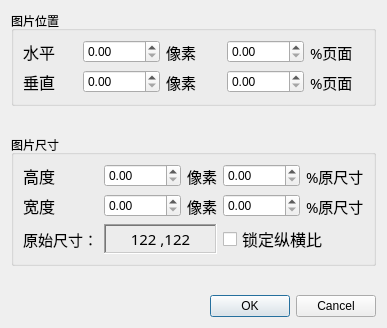
First picture: the form in ofdEditor/model/Widget/imagepropertiesdialog.ui, repository mcoder2014/ofdEditor, before the edit.
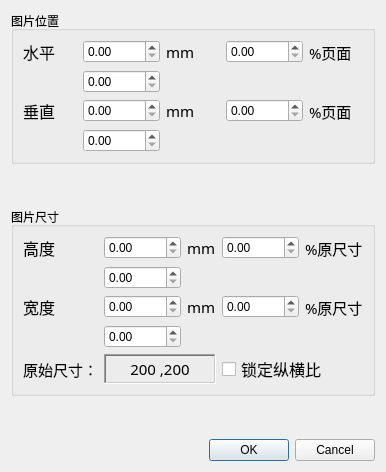
Second picture: the form after the edit.

What changed in the file:
```diff
--- a/ofdEditor/model/Widget/imagepropertiesdialog.ui
+++ b/ofdEditor/model/Widget/imagepropertiesdialog.ui
@@ -6,8 +6,8 @@
    <rect>
     <x>0</x>
     <y>0</y>
-    <width>372</width>
-    <height>328</height>
+    <width>374</width>
+    <height>472</height>
    </rect>
   </property>
   <property name="windowTitle">
@@ -20,6 +20,27 @@
       <string>图片位置</string>
      </property>
      <layout class="QGridLayout" name="gridLayout_3">
+      <item row="0" column="2">
+       <widget class="QLabel" name="label_14">
+        <property name="font">
+         <font>
+          <family>宋体</family>
+          <pointsize>11</pointsize>
+          <underline>false</underline>
+         </font>
+        </property>
+        <property name="text">
+         <string>mm</string>
+        </property>
+       </widget>
+      </item>
+      <item row="0" column="1">
+       <widget class="QDoubleSpinBox" name="xInPixel">
+        <property name="maximum">
+         <double>10000.000000000000000</double>
+        </property>
+       </widget>
+      </item>
       <item row="0" column="0">
        <widget class="QLabel" name="label_12">
         <property name="font">
@@ -33,29 +54,8 @@
         </property>
        </widget>
       </item>
-      <item row="0" column="1">
-       <widget class="QDoubleSpinBox" name="xInPixel">
-        <property name="maximum">
-         <double>10000.000000000000000</double>
-        </property>
-       </widget>
-      </item>
-      <item row="0" column="2">
-       <widget class="QLabel" name="label_14">
-        <property name="font">
-         <font>
-          <family>宋体</family>
-          <pointsize>11</pointsize>
-          <underline>false</underline>
-         </font>
-        </property>
-        <property name="text">
-         <string>像素</string>
-        </property>
-       </widget>
-      </item>
-      <item row="0" column="3">
-       <widget class="QDoubleSpinBox" name="xInPercentage">
+      <item row="1" column="1">
+       <widget class="QDoubleSpinBox" name="xInMM">
         <property name="maximum">
          <double>10000.000000000000000</double>
         </property>
@@ -75,7 +75,21 @@
         </property>
        </widget>
       </item>
-      <item row="1" column="0">
+      <item row="2" column="2">
+       <widget class="QLabel" name="label_15">
+        <property name="font">
+         <font>
+          <family>宋体</family>
+          <pointsize>11</pointsize>
+          <underline>false</underline>
+         </font>
+        </property>
+        <property name="text">
+         <string>mm</string>
+        </property>
+       </widget>
+      </item>
+      <item row="2" column="0">
        <widget class="QLabel" name="label_13">
         <property name="font">
          <font>
@@ -88,35 +102,21 @@
         </property>
        </widget>
       </item>
-      <item row="1" column="1">
+      <item row="2" column="1">
        <widget class="QDoubleSpinBox" name="yInPixel">
         <property name="maximum">
          <double>10000.000000000000000</double>
         </property>
        </widget>
       </item>
-      <item row="1" column="2">
-       <widget class="QLabel" name="label_15">
-        <property name="font">
-         <font>
-          <family>宋体</family>
-          <pointsize>11</pointsize>
-          <underline>false</underline>
-         </font>
-        </property>
-        <property name="text">
-         <string>像素</string>
-        </property>
-       </widget>
-      </item>
-      <item row="1" column="3">
+      <item row="2" column="3">
        <widget class="QDoubleSpinBox" name="yInPercentage">
         <property name="maximum">
          <double>10000.000000000000000</double>
         </property>
        </widget>
       </item>
-      <item row="1" column="4">
+      <item row="2" column="4">
        <widget class="QLabel" name="label_17">
         <property name="font">
          <font>
@@ -130,6 +130,20 @@
         </property>
        </widget>
       </item>
+      <item row="0" column="3">
+       <widget class="QDoubleSpinBox" name="xInPercentage">
+        <property name="maximum">
+         <double>10000.000000000000000</double>
+        </property>
+       </widget>
+      </item>
+      <item row="3" column="1">
+       <widget class="QDoubleSpinBox" name="yInMM">
+        <property name="maximum">
+         <double>10000.000000000000000</double>
+        </property>
+       </widget>
+      </item>
      </layout>
     </widget>
    </item>
@@ -152,82 +166,7 @@
       <string>图片尺寸</string>
      </property>
      <layout class="QGridLayout" name="gridLayout_2">
-      <item row="0" column="0">
-       <widget class="QLabel" name="label_3">
-        <property name="font">
-         <font>
-          <family>宋体</family>
-          <pointsize>12</pointsize>
-         </font>
-        </property>
-        <property name="text">
-         <string>高度</string>
-        </property>
-       </widget>
-      </item>
-      <item row="0" column="1">
-       <widget class="QDoubleSpinBox" name="HeightInPixel">
-        <property name="maximum">
-         <double>10000.000000000000000</double>
-        </property>
-       </widget>
-      </item>
-      <item row="0" column="2">
-       <widget class="QLabel" name="label_5">
-        <property name="font">
-         <font>
-          <family>宋体</family>
-          <pointsize>11</pointsize>
-          <underline>false</underline>
-         </font>
-        </property>
-        <property name="text">
-         <string>像素</string>
-        </property>
-       </widget>
-      </item>
-      <item row="0" column="3">
-       <widget class="QDoubleSpinBox" name="HeightInPercentage">
-        <property name="maximum">
-         <double>10000.000000000000000</double>
-        </property>
-       </widget>
-      </item>
-      <item row="0" column="4">
-       <widget class="QLabel" name="label_7">
-        <property name="font">
-         <font>
-          <family>宋体</family>
-          <pointsize>11</pointsize>
-          <underline>false</underline>
-         </font>
-        </property>
-        <property name="text">
-         <string>%原尺寸</string>
-        </property>
-       </widget>
-      </item>
-      <item row="1" column="0">
-       <widget class="QLabel" name="label_4">
-        <property name="font">
-         <font>
-          <family>宋体</family>
-          <pointsize>12</pointsize>
-         </font>
-        </property>
-        <property name="text">
-         <string>宽度</string>
-        </property>
-       </widget>
-      </item>
-      <item row="1" column="1">
-       <widget class="QDoubleSpinBox" name="WidthInPixel">
-        <property name="maximum">
-         <double>10000.000000000000000</double>
-        </property>
-       </widget>
-      </item>
-      <item row="1" column="2">
+      <item row="2" column="2">
        <widget class="QLabel" name="label_6">
         <property name="font">
          <font>
@@ -237,45 +176,11 @@
          </font>
         </property>
         <property name="text">
-         <string>像素</string>
+         <string>mm</string>
         </property>
        </widget>
       </item>
-      <item row="1" column="3">
-       <widget class="QDoubleSpinBox" name="WidthInPercentage">
-        <property name="maximum">
-         <double>10000.000000000000000</double>
-        </property>
-       </widget>
-      </item>
-      <item row="1" column="4">
-       <widget class="QLabel" name="label_8">
-        <property name="font">
-         <font>
-          <family>宋体</family>
-          <pointsize>11</pointsize>
-          <underline>false</underline>
-         </font>
-        </property>
-        <property name="text">
-         <string>%原尺寸</string>
-        </property>
-       </widget>
-      </item>
-      <item row="2" column="0">
-       <widget class="QLabel" name="label_9">
-        <property name="font">
-         <font>
-          <family>宋体</family>
-          <pointsize>11</pointsize>
-         </font>
-        </property>
-        <property name="text">
-         <string>原始尺寸：</string>
-        </property>
-       </widget>
-      </item>
-      <item row="2" column="1" colspan="2">
+      <item row="4" column="1" colspan="2">
        <widget class="QLabel" name="InitialSize">
         <property name="font">
          <font>
@@ -290,14 +195,48 @@
          <enum>QFrame::Sunken</enum>
         </property>
         <property name="text">
-         <string>122 ,122</string>
+         <string>200 ,200</string>
         </property>
         <property name="alignment">
          <set>Qt::AlignCenter</set>
         </property>
        </widget>
       </item>
-      <item row="2" column="3" colspan="2">
+      <item row="2" column="4">
+       <widget class="QLabel" name="label_8">
+        <property name="font">
+         <font>
+          <family>宋体</family>
+          <pointsize>11</pointsize>
+          <underline>false</underline>
+         </font>
+        </property>
+        <property name="text">
+         <string>%原尺寸</string>
+        </property>
+       </widget>
+      </item>
+      <item row="4" column="0">
+       <widget class="QLabel" name="label_9">
+        <property name="font">
+         <font>
+          <family>宋体</family>
+          <pointsize>11</pointsize>
+         </font>
+        </property>
+        <property name="text">
+         <string>原始尺寸：</string>
+        </property>
+       </widget>
+      </item>
+      <item row="2" column="3">
+       <widget class="QDoubleSpinBox" name="WidthInPercentage">
+        <property name="maximum">
+         <double>10000.000000000000000</double>
+        </property>
+       </widget>
+      </item>
+      <item row="4" column="3" colspan="2">
        <widget class="QCheckBox" name="LockRatio">
         <property name="font">
          <font>
@@ -310,6 +249,95 @@
         </property>
        </widget>
       </item>
+      <item row="0" column="0">
+       <widget class="QLabel" name="label_3">
+        <property name="font">
+         <font>
+          <family>宋体</family>
+          <pointsize>12</pointsize>
+         </font>
+        </property>
+        <property name="text">
+         <string>高度</string>
+        </property>
+       </widget>
+      </item>
+      <item row="0" column="1">
+       <widget class="QDoubleSpinBox" name="HeightInPixel">
+        <property name="maximum">
+         <double>10000.000000000000000</double>
+        </property>
+       </widget>
+      </item>
+      <item row="0" column="2">
+       <widget class="QLabel" name="label_5">
+        <property name="font">
+         <font>
+          <family>宋体</family>
+          <pointsize>11</pointsize>
+          <underline>false</underline>
+         </font>
+        </property>
+        <property name="text">
+         <string>mm</string>
+        </property>
+       </widget>
+      </item>
+      <item row="2" column="1">
+       <widget class="QDoubleSpinBox" name="WidthInPixel">
+        <property name="maximum">
+         <double>10000.000000000000000</double>
+        </property>
+       </widget>
+      </item>
+      <item row="0" column="4">
+       <widget class="QLabel" name="label_7">
+        <property name="font">
+         <font>
+          <family>宋体</family>
+          <pointsize>11</pointsize>
+          <underline>false</underline>
+         </font>
+        </property>
+        <property name="text">
+         <string>%原尺寸</string>
+        </property>
+       </widget>
+      </item>
+      <item row="2" column="0">
+       <widget class="QLabel" name="label_4">
+        <property name="font">
+         <font>
+          <family>宋体</family>
+          <pointsize>12</pointsize>
+         </font>
+        </property>
+        <property name="text">
+         <string>宽度</string>
+        </property>
+       </widget>
+      </item>
+      <item row="0" column="3">
+       <widget class="QDoubleSpinBox" name="HeightInPercentage">
+        <property name="maximum">
+         <double>10000.000000000000000</double>
+        </property>
+       </widget>
+      </item>
+      <item row="1" column="1">
+       <widget class="QDoubleSpinBox" name="HeightInMM">
+        <property name="maximum">
+         <double>10000.000000000000000</double>
+        </property>
+       </widget>
+      </item>
+      <item row="3" column="1">
+       <widget class="QDoubleSpinBox" name="WidthInMM">
+        <property name="maximum">
+         <double>10000.000000000000000</double>
+        </property>
+       </widget>
+      </item>
      </layout>
     </widget>
    </item>
```
